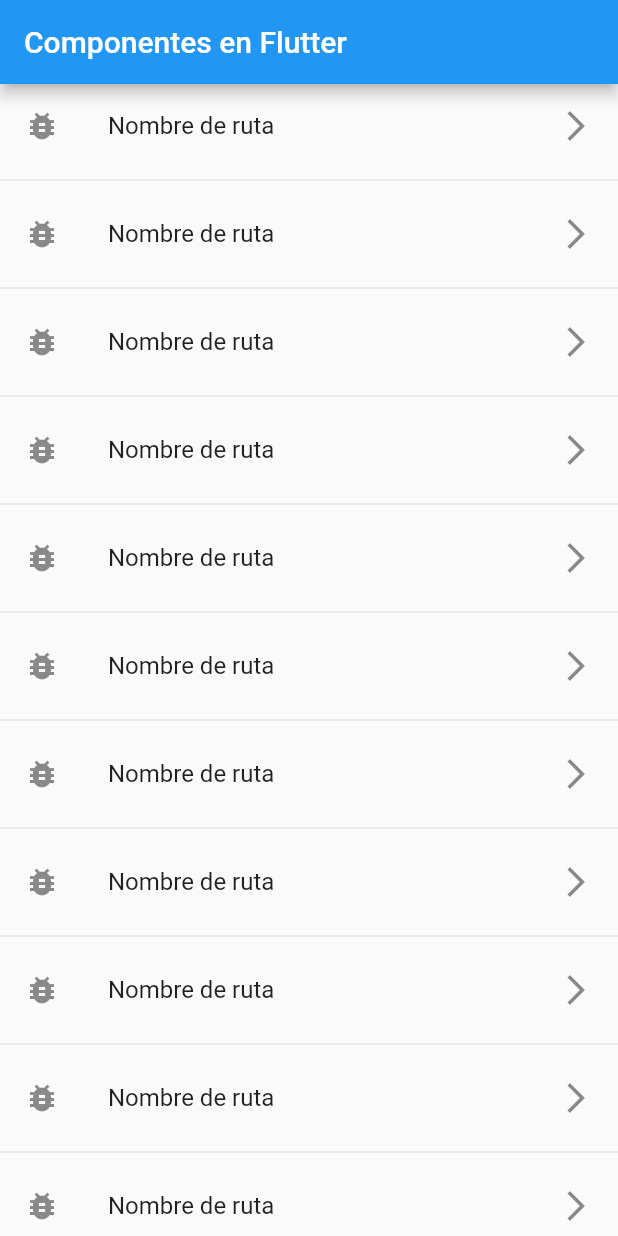
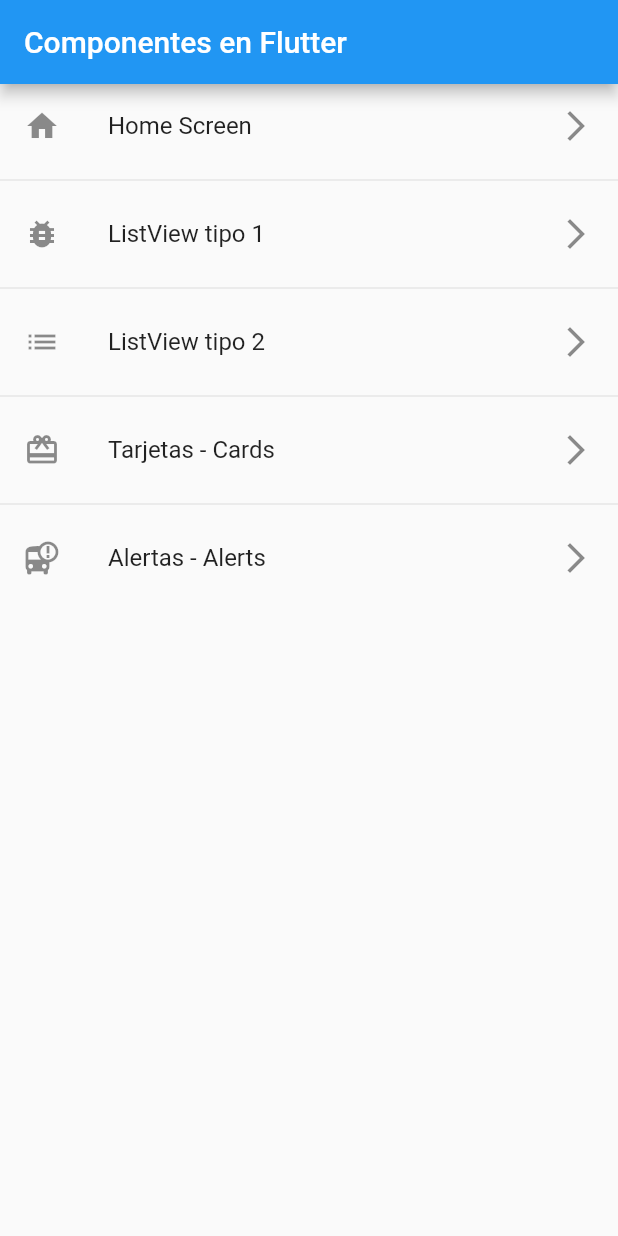
Before and after one commit to Amalip/FlutterComponents, a Flutter app: the screen it shows after launch, on a phone screen of 412 x 824 dp. Run offline on Flutter 3.47's test engine with Material 2 defaults, Android fonts, the phone set to English and light mode, and no system bars.

Commit message:
Dynamic routes

```diff
--- a/lib/main.dart
+++ b/lib/main.dart
@@ -12,7 +12,7 @@ class MyApp extends StatelessWidget {
       debugShowCheckedModeBanner: false,
       title: 'Material App',
       initialRoute: AppRoutes.initialRoute,
-      routes: AppRoutes.routes,
+      routes: AppRoutes.getAppRoutes(),
       onGenerateRoute: AppRoutes.onGenerateRoute,
     );
   }
--- a/lib/router/app_routes.dart
+++ b/lib/router/app_routes.dart
@@ -7,34 +7,49 @@ class AppRoutes {
 
   static final menuOptions = <MenuOption>[
     MenuOption(
+        route: 'home',
+        icon: Icons.home,
+        name: "Home Screen",
+        screen: const HomeScreen()),
+    MenuOption(
         route: 'listView1',
         icon: Icons.bug_report,
-        name: "ListView1",
+        name: "ListView tipo 1",
         screen: const ListView1Screen()),
     MenuOption(
         route: 'listView2',
         icon: Icons.list,
-        name: "ListView2",
+        name: "ListView tipo 2",
         screen: const ListView2Screen()),
     MenuOption(
         route: 'cardView',
         icon: Icons.card_giftcard,
-        name: "CardView",
+        name: "Tarjetas - Cards",
         screen: const CardScreen()),
     MenuOption(
         route: 'alertView',
         icon: Icons.bus_alert,
-        name: "AlertView",
-        screen: const CardScreen()),
+        name: "Alertas - Alerts",
+        screen: const AlertScreen()),
   ];
 
-  static Map<String, Widget Function(BuildContext)> routes = {
+  static Map<String, Widget Function(BuildContext)> getAppRoutes() {
+    Map<String, Widget Function(BuildContext)> appRoutes = {};
+
+    for (final option in menuOptions) {
+      appRoutes.addAll({option.route: (BuildContext context) => option.screen});
+    }
+
+    return appRoutes;
+  }
+
+  /*static Map<String, Widget Function(BuildContext)> routes = {
     'home': (BuildContext context) => const HomeScreen(),
     'listView1': (BuildContext context) => const ListView1Screen(),
     'listView2': (BuildContext context) => const ListView2Screen(),
     'cardView': (BuildContext context) => const CardScreen(),
     'alertView': (BuildContext context) => const AlertScreen(),
-  };
+  };*/
 
   static Route<dynamic> onGenerateRoute(RouteSettings settings) {
     return MaterialPageRoute(builder: (context) => const AlertScreen());
--- a/lib/screens/home_screen.dart
+++ b/lib/screens/home_screen.dart
@@ -1,31 +1,28 @@
 import 'package:flutter/material.dart';
+import 'package:flutter_components/router/app_routes.dart';
 
 class HomeScreen extends StatelessWidget {
   const HomeScreen({Key? key}) : super(key: key);
 
   @override
   Widget build(BuildContext context) {
+    final menuOptions = AppRoutes.menuOptions;
+
     return Scaffold(
       appBar: AppBar(
         title: const Text("Componentes en Flutter"),
       ),
       body: ListView.separated(
           itemBuilder: (context, index) => ListTile(
-                title: const Text("Nombre de ruta"),
-                leading: const Icon(Icons.bug_report),
+                title: Text(menuOptions[index].name),
+                leading: Icon(menuOptions[index].icon),
                 trailing: const Icon(Icons.arrow_forward_ios),
                 onTap: () {
-                  /* Large way
-                  final route = MaterialPageRoute(
-                      builder: (context) => const ListView1Screen());
-
-                  Navigator.pushReplacement(context, route);*/
-
-                  Navigator.pushNamed(context, 'cardView');
+                  Navigator.pushNamed(context, menuOptions[index].route);
                 },
               ),
           separatorBuilder: (_, __) => const Divider(),
-          itemCount: 20),
+          itemCount: menuOptions.length),
     );
   }
 }
```
